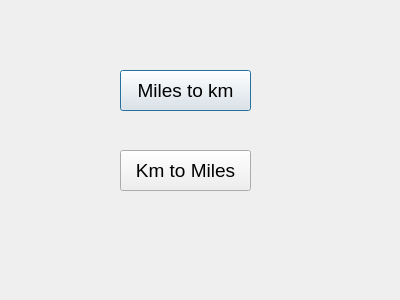
Above: distance.ui from Menuka5/Unit_Converter before the change. Below: the same form after it.
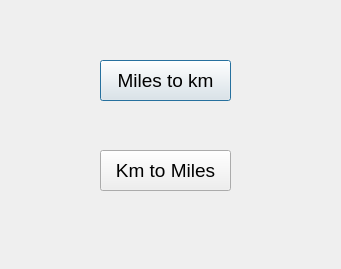
That is the form after the change.

The edit to the form file:
```diff
--- a/distance.ui
+++ b/distance.ui
@@ -6,8 +6,8 @@
    <rect>
     <x>0</x>
     <y>0</y>
-    <width>400</width>
-    <height>300</height>
+    <width>341</width>
+    <height>269</height>
    </rect>
   </property>
   <property name="windowTitle">
@@ -16,8 +16,8 @@
   <widget class="QPushButton" name="pushButton">
    <property name="geometry">
     <rect>
-     <x>120</x>
-     <y>70</y>
+     <x>100</x>
+     <y>60</y>
      <width>131</width>
      <height>41</height>
     </rect>
@@ -34,7 +34,7 @@
   <widget class="QPushButton" name="pushButton_2">
    <property name="geometry">
     <rect>
-     <x>120</x>
+     <x>100</x>
      <y>150</y>
      <width>131</width>
      <height>41</height>
```
